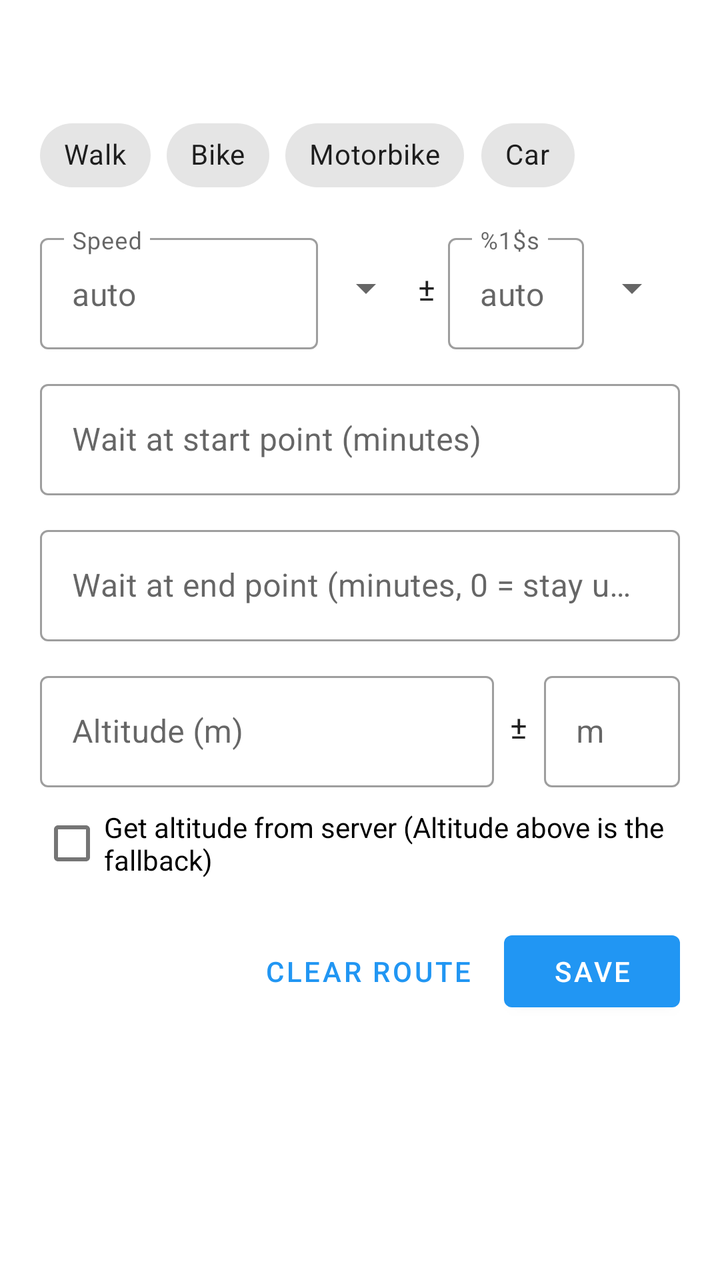
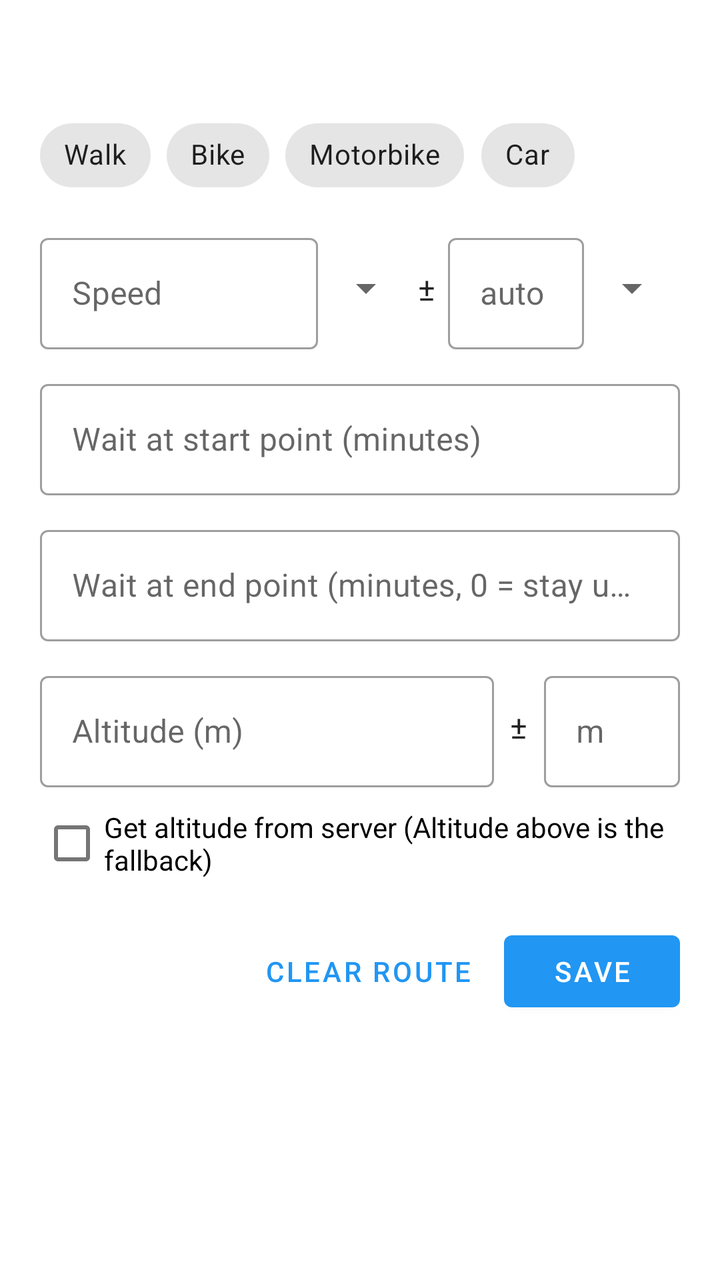

Two renders of the same Android screen: before a commit and after it. Below are the layout's source before the change and the commit's diff.
<!-- AndroidManifest.xml: application theme Theme.SetLoc -->
<!-- res/layout/route_options.xml -->
<?xml version="1.0" encoding="utf-8"?>
<androidx.core.widget.NestedScrollView xmlns:android="http://schemas.android.com/apk/res/android"
    xmlns:app="http://schemas.android.com/apk/res-auto"
    android:layout_width="match_parent"
    android:layout_height="wrap_content">

<LinearLayout
    android:layout_width="match_parent"
    android:layout_height="wrap_content"
    android:orientation="vertical"
    android:paddingStart="20dp"
    android:paddingTop="20dp"
    android:paddingEnd="20dp"
    android:paddingBottom="16dp">

    <TextView
        android:id="@+id/route_summary"
        android:layout_width="match_parent"
        android:layout_height="wrap_content"
        android:textAppearance="?attr/textAppearanceSubtitle1"
        android:textStyle="bold" />

    <com.google.android.material.chip.ChipGroup
        android:id="@+id/route_mode"
        android:layout_width="match_parent"
        android:layout_height="wrap_content"
        android:layout_marginTop="12dp"
        app:selectionRequired="true"
        app:singleSelection="true">

        <com.google.android.material.chip.Chip
            android:id="@+id/mode_walk"
            style="@style/Widget.MaterialComponents.Chip.Choice"
            android:layout_width="wrap_content"
            android:layout_height="wrap_content"
            android:text="@string/mode_walk" />

        <com.google.android.material.chip.Chip
            android:id="@+id/mode_bike"
            style="@style/Widget.MaterialComponents.Chip.Choice"
            android:layout_width="wrap_content"
            android:layout_height="wrap_content"
            android:text="@string/mode_bike" />

        <com.google.android.material.chip.Chip
            android:id="@+id/mode_motor"
            style="@style/Widget.MaterialComponents.Chip.Choice"
            android:layout_width="wrap_content"
            android:layout_height="wrap_content"
            android:text="@string/mode_motor" />

        <com.google.android.material.chip.Chip
            android:id="@+id/mode_car"
            style="@style/Widget.MaterialComponents.Chip.Choice"
            android:layout_width="wrap_content"
            android:layout_height="wrap_content"
            android:text="@string/mode_car" />
    </com.google.android.material.chip.ChipGroup>

    
    <LinearLayout
        android:layout_width="match_parent"
        android:layout_height="wrap_content"
        android:layout_marginTop="12dp"
        android:gravity="center_vertical"
        android:orientation="horizontal">

        <com.google.android.material.textfield.TextInputLayout
            android:id="@+id/route_speed_layout"
            style="@style/Widget.MaterialComponents.TextInputLayout.OutlinedBox"
            android:layout_width="0dp"
            android:layout_height="wrap_content"
            android:layout_weight="1"
            android:minWidth="84dp"
            android:hint="@string/route_speed"
            app:expandedHintEnabled="false"
            app:placeholderText="@string/route_auto">

            <com.google.android.material.textfield.TextInputEditText
                android:id="@+id/route_speed"
                android:layout_width="match_parent"
                android:layout_height="wrap_content"
                android:inputType="numberDecimal"
                android:maxLength="5" />
        </com.google.android.material.textfield.TextInputLayout>

        
        <Spinner
            android:id="@+id/route_speed_unit"
            android:layout_width="wrap_content"
            android:layout_height="wrap_content" />

        <TextView
            android:layout_width="wrap_content"
            android:layout_height="wrap_content"
            android:layout_marginStart="2dp"
            android:layout_marginEnd="6dp"
            android:text="±"
            android:textAppearance="?attr/textAppearanceSubtitle1" />

        <com.google.android.material.textfield.TextInputLayout
            android:id="@+id/route_speed_var_layout"
            style="@style/Widget.MaterialComponents.TextInputLayout.OutlinedBox"
            android:layout_width="@dimen/route_var_box_width"
            android:layout_height="wrap_content"
            android:hint="@string/route_var_label"
            app:expandedHintEnabled="false"
            app:placeholderText="@string/route_auto">

            <com.google.android.material.textfield.TextInputEditText
                android:id="@+id/route_speed_var"
                android:layout_width="match_parent"
                android:layout_height="wrap_content"
                android:inputType="numberDecimal"
                android:maxLength="5" />
        </com.google.android.material.textfield.TextInputLayout>

        
        <Spinner
            android:id="@+id/route_speed_var_unit"
            android:layout_width="wrap_content"
            android:layout_height="wrap_content" />
    </LinearLayout>

    <com.google.android.material.textfield.TextInputLayout
        style="@style/Widget.MaterialComponents.TextInputLayout.OutlinedBox"
        android:layout_width="match_parent"
        android:layout_height="wrap_content"
        android:layout_marginTop="12dp"
        android:hint="@string/route_wait_start">

        <com.google.android.material.textfield.TextInputEditText
            android:id="@+id/route_wait"
            android:layout_width="match_parent"
            android:layout_height="wrap_content"
            android:inputType="numberDecimal"
            android:maxLength="5" />
    </com.google.android.material.textfield.TextInputLayout>

    <com.google.android.material.textfield.TextInputLayout
        style="@style/Widget.MaterialComponents.TextInputLayout.OutlinedBox"
        android:layout_width="match_parent"
        android:layout_height="wrap_content"
        android:layout_marginTop="12dp"
        android:hint="@string/route_wait_end">

        <com.google.android.material.textfield.TextInputEditText
            android:id="@+id/route_wait_end"
            android:layout_width="match_parent"
            android:layout_height="wrap_content"
            android:inputType="numberDecimal"
            android:maxLength="5" />
    </com.google.android.material.textfield.TextInputLayout>

    <LinearLayout
        android:layout_width="match_parent"
        android:layout_height="wrap_content"
        android:layout_marginTop="12dp"
        android:orientation="horizontal">

        <com.google.android.material.textfield.TextInputLayout
            style="@style/Widget.MaterialComponents.TextInputLayout.OutlinedBox"
            android:layout_width="0dp"
            android:layout_height="wrap_content"
            android:layout_weight="1"
            android:hint="@string/route_altitude">

            <com.google.android.material.textfield.TextInputEditText
                android:id="@+id/route_altitude"
                android:layout_width="match_parent"
                android:layout_height="wrap_content"
                android:inputType="numberDecimal|numberSigned"
                android:maxLength="7" />
        </com.google.android.material.textfield.TextInputLayout>

        <TextView
            android:layout_width="wrap_content"
            android:layout_height="wrap_content"
            android:layout_gravity="center_vertical"
            android:layout_marginStart="8dp"
            android:layout_marginEnd="8dp"
            android:text="±"
            android:textAppearance="?attr/textAppearanceSubtitle1" />

        <com.google.android.material.textfield.TextInputLayout
            style="@style/Widget.MaterialComponents.TextInputLayout.OutlinedBox"
            android:layout_width="@dimen/route_var_box_width"
            android:layout_height="wrap_content"
            android:hint="@string/route_altitude_var">

            <com.google.android.material.textfield.TextInputEditText
                android:id="@+id/route_altitude_var"
                android:layout_width="match_parent"
                android:layout_height="wrap_content"
                android:inputType="numberDecimal"
                android:maxLength="5" />
        </com.google.android.material.textfield.TextInputLayout>
    </LinearLayout>

    <com.google.android.material.checkbox.MaterialCheckBox
        android:id="@+id/route_altitude_server"
        android:layout_width="match_parent"
        android:layout_height="wrap_content"
        android:layout_marginTop="4dp"
        android:text="@string/route_altitude_server" />

    <LinearLayout
        android:layout_width="match_parent"
        android:layout_height="wrap_content"
        android:layout_marginTop="16dp"
        android:gravity="end"
        android:orientation="horizontal">

        <com.google.android.material.button.MaterialButton
            android:id="@+id/route_clear"
            style="@style/Widget.MaterialComponents.Button.TextButton"
            android:layout_width="wrap_content"
            android:layout_height="wrap_content"
            android:text="@string/route_clear" />

        <com.google.android.material.button.MaterialButton
            android:id="@+id/route_save"
            android:layout_width="wrap_content"
            android:layout_height="wrap_content"
            android:layout_marginStart="8dp"
            android:text="@string/route_save" />
    </LinearLayout>
</LinearLayout>
</androidx.core.widget.NestedScrollView>
<!-- resources referenced by this layout -->
<resources>
  <dimen name="route_var_box_width">68dp</dimen>
  <string name="mode_bike">Bike</string>
  <string name="mode_car">Car</string>
  <string name="mode_motor">Motorbike</string>
  <string name="mode_walk">Walk</string>
  <string name="route_altitude">Altitude (m)</string>
  <string name="route_altitude_server">Get altitude from server (Altitude above is the fallback)</string>
  <string name="route_altitude_var">m</string>
  <string name="route_auto">auto</string>
  <string name="route_clear">Clear route</string>
  <string name="route_save">Save</string>
  <string name="route_speed">Speed</string>
  <string name="route_var_label">%1$s</string>
  <string name="route_wait_end">Wait at end point (minutes, 0 = stay until Stop)</string>
  <string name="route_wait_start">Wait at start point (minutes)</string>
  <style name="Theme.SetLoc" parent="Theme.MaterialComponents.DayNight.NoActionBar">
  
          <item name="colorPrimary">@color/primary</item>
          <item name="colorPrimaryDark">@color/primary_dark</item>
          <item name="colorAccent">@color/accent</item>
          <item name="colorOnPrimary">@color/white</item>
          <item name="android:navigationBarColor">@android:color/transparent</item>
  
      </style>
  <color name="primary">#2196F3</color>
  <color name="primary_dark">#1976D2</color>
  <color name="accent">#FF3F80</color>
  <color name="white">#FFFFFFFF</color>
</resources>

<!-- the commit's change to res/layout/route_options.xml (unified diff, before → after) -->
@@ -72,9 +72,7 @@
             android:layout_height="wrap_content"
             android:layout_weight="1"
             android:minWidth="84dp"
-            android:hint="@string/route_speed"
-            app:expandedHintEnabled="false"
-            app:placeholderText="@string/route_auto">
+            android:hint="@string/route_speed">
 
             <com.google.android.material.textfield.TextInputEditText
                 android:id="@+id/route_speed"
@@ -103,9 +101,7 @@
             style="@style/Widget.MaterialComponents.TextInputLayout.OutlinedBox"
             android:layout_width="@dimen/route_var_box_width"
             android:layout_height="wrap_content"
-            android:hint="@string/route_var_label"
-            app:expandedHintEnabled="false"
-            app:placeholderText="@string/route_auto">
+            android:hint="@string/route_auto">
 
             <com.google.android.material.textfield.TextInputEditText
                 android:id="@+id/route_speed_var"
@@ -126,6 +122,7 @@
         style="@style/Widget.MaterialComponents.TextInputLayout.OutlinedBox"
         android:layout_width="match_parent"
         android:layout_height="wrap_content"
+        android:id="@+id/route_wait_layout"
         android:layout_marginTop="12dp"
         android:hint="@string/route_wait_start">
 
@@ -141,6 +138,7 @@
         style="@style/Widget.MaterialComponents.TextInputLayout.OutlinedBox"
         android:layout_width="match_parent"
         android:layout_height="wrap_content"
+        android:id="@+id/route_wait_end_layout"
         android:layout_marginTop="12dp"
         android:hint="@string/route_wait_end">
 
@@ -162,6 +160,7 @@
             style="@style/Widget.MaterialComponents.TextInputLayout.OutlinedBox"
             android:layout_width="0dp"
             android:layout_height="wrap_content"
+            android:id="@+id/route_altitude_layout"
             android:layout_weight="1"
             android:hint="@string/route_altitude">
 
@@ -184,6 +183,7 @@
 
         <com.google.android.material.textfield.TextInputLayout
             style="@style/Widget.MaterialComponents.TextInputLayout.OutlinedBox"
+            android:id="@+id/route_altitude_var_layout"
             android:layout_width="@dimen/route_var_box_width"
             android:layout_height="wrap_content"
             android:hint="@string/route_altitude_var">
<!-- resource entries referenced after the edit -->
@@ -12,7 +12,6 @@
   <string name="route_clear">Clear route</string>
   <string name="route_save">Save</string>
   <string name="route_speed">Speed</string>
-  <string name="route_var_label">%1$s</string>
   <string name="route_wait_end">Wait at end point (minutes, 0 = stay until Stop)</string>
   <string name="route_wait_start">Wait at start point (minutes)</string>
   <style name="Theme.SetLoc" parent="Theme.MaterialComponents.DayNight.NoActionBar">
